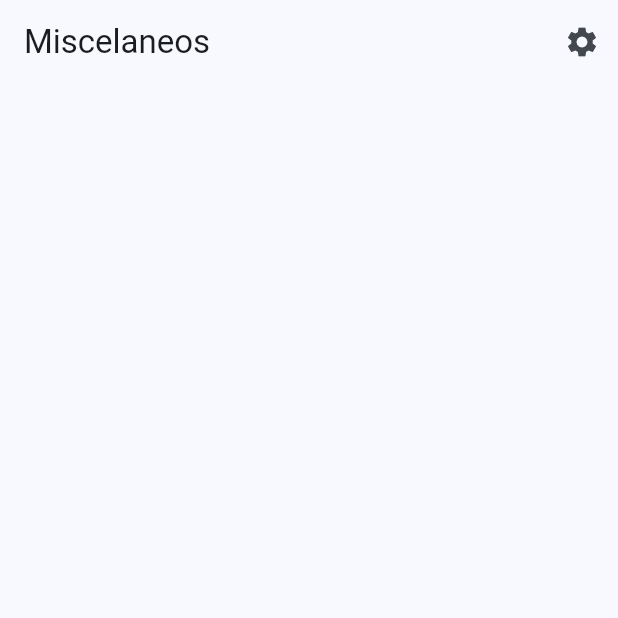
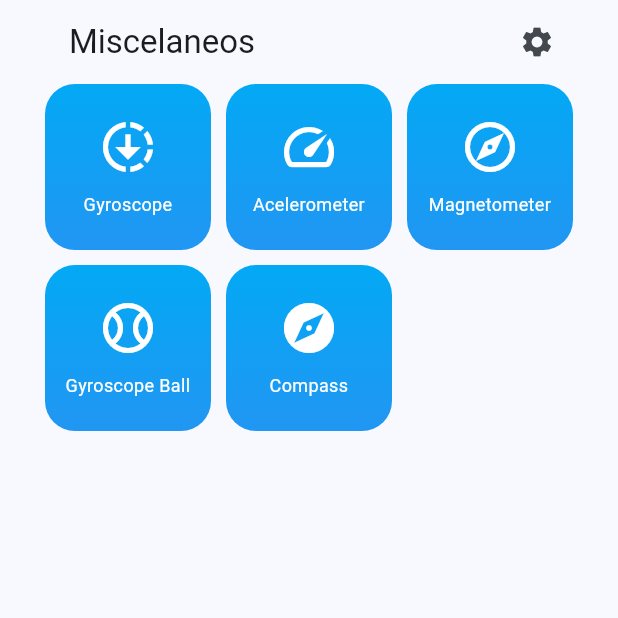
Before and after one commit to EnocDelgado/miscelaneos, a Flutter app: the screen it shows after launch, on a phone screen of 412 x 824 dp, the top half of it. Run offline on Flutter 3.47's test engine with Material 2 defaults, Android fonts, the phone set to English and light mode, and no system bars; our stand-ins replace flutter_riverpod, go_router, google_fonts, permission_handler, sensors_plus.

Commit message:
Gyroscope section almost finished

```diff
--- a/lib/config/router/app_router.dart
+++ b/lib/config/router/app_router.dart
@@ -15,5 +15,31 @@ final router = GoRouter(
       path: '/permissions',
       builder: (context, state) => const PermissionsScreen(),
     ),
+
+    //! Sensors
+    GoRoute(
+      path: '/gyroscope',
+      builder: (context, state) => const GyroscopeScreen(),
+    ),
+
+    GoRoute(
+      path: '/acelerometer',
+      builder: (context, state) => const AcelerometerScreen(),
+    ),
+
+    GoRoute(
+      path: '/magnetometer',
+      builder: (context, state) => const MagnetometerScreen(),
+    ),
+
+    GoRoute(
+      path: '/gyroscope-ball',
+      builder: (context, state) => const GyroscopeBallScreen(),
+    ),
+
+    GoRoute(
+      path: '/compass',
+      builder: (context, state) => const CompassScreen(),
+    ),
   ]
 );
--- a/lib/presentation/providers/providers.dart
+++ b/lib/presentation/providers/providers.dart
@@ -1,2 +1,7 @@
 export 'app_state_provider.dart';
+
 export 'permissions/permissions_provider.dart';
+
+export 'sensors/gyroscope_provider.dart';
+export 'sensors/acelerometer_providers.dart';
+export 'sensors/magnerometer_provider.dart';
--- a/lib/presentation/screens/home/home_screen.dart
+++ b/lib/presentation/screens/home/home_screen.dart
@@ -1,5 +1,6 @@
 import 'package:flutter/material.dart';
 import 'package:go_router/go_router.dart';
+import 'package:miscelaneos/presentation/widgets/widgets.dart';
 
 class HomeScreen extends StatelessWidget {
   const HomeScreen({super.key});
@@ -7,7 +8,13 @@ class HomeScreen extends StatelessWidget {
   @override
   Widget build(BuildContext context) {
     return Scaffold(
-      appBar: AppBar(
+
+      body: Padding(
+        padding: const EdgeInsets.symmetric( horizontal: 30 ),
+        child: CustomScrollView(
+          slivers: [
+
+            SliverAppBar(
               title: const Text('Miscelaneos'),
               actions: [
                 IconButton(
@@ -18,6 +25,11 @@ class HomeScreen extends StatelessWidget {
                 )
               ],
             ),
+
+            const MainMenu()
+          ],
+        ),
+      ),
     );
   }
 }
--- a/lib/presentation/screens/screens.dart
+++ b/lib/presentation/screens/screens.dart
@@ -1,2 +1,4 @@
 export 'home/home_screen.dart';
 export 'permissions/permissions_screen.dart';
+
+export 'sensors/sensors.dart';
--- /dev/null
+++ b/lib/presentation/screens/sensors/sensors.dart
@@ -0,0 +1,5 @@
+export 'acelerometer_screen.dart';
+export 'compass_screen.dart';
+export 'gyroscope_ball_screen.dart';
+export 'gyroscope_screen.dart';
+export 'magnetometer_screen.dart';
--- /dev/null
+++ b/lib/presentation/widgets/shared/main_menu.dart
@@ -0,0 +1,80 @@
+import 'package:flutter/material.dart';
+import 'package:go_router/go_router.dart';
+
+class MenuItem {
+  final String title;
+  final IconData icon;
+  final String route;
+
+  MenuItem( this.title, this.icon, this.route );
+}
+
+final menuItems = <MenuItem>[
+  MenuItem('Gyroscope', Icons.downloading, '/gyroscope'),
+  MenuItem('Acelerometer', Icons.speed, '/acelerometer'),
+  MenuItem('Magnetometer', Icons.explore_outlined, '/magnetometer'),
+
+  MenuItem('Gyroscope Ball', Icons.sports_baseball_outlined, '/gyroscope-ball'),
+  MenuItem('Compass', Icons.explore, '/compass'),
+];
+
+class MainMenu extends StatelessWidget {
+  const MainMenu({super.key});
+
+  @override
+  Widget build(BuildContext context) {
+    return SliverGrid.count(
+      crossAxisCount: 3,
+      crossAxisSpacing: 10,
+      mainAxisSpacing: 10,
+      children: menuItems.map( ( item ) => HomeMenuItem(
+        title: item.title,
+        icon: item.icon,
+        route: item.route
+        )
+      ).toList(),
+    );
+  }
+}
+
+class HomeMenuItem extends StatelessWidget {
+
+  final String title;
+  final IconData icon;
+  final String route;
+  final List<Color> bgColor;
+
+  const HomeMenuItem({
+    super.key,
+    required this.title,
+    required this.icon,
+    required this.route,
+    this.bgColor = const [ Colors.lightBlue, Colors.blue ]
+  });
+
+  @override
+  Widget build(BuildContext context) {
+    return GestureDetector(
+      onTap: () => context.push( route ),
+      child: Container(
+        padding: const EdgeInsets.all( 8 ),
+        decoration:  BoxDecoration(
+          borderRadius: BorderRadius.circular( 20 ),
+          gradient: LinearGradient(
+            colors: bgColor,
+            begin:  Alignment.topCenter,
+            end: Alignment.bottomCenter
+          )
+        ),
+        child:  Column(
+          mainAxisAlignment: MainAxisAlignment.center,
+          children: [
+            Icon( icon, color:  Colors.white, size: 40 ),
+            const SizedBox( height: 10 ),
+            Text( title, textAlign: TextAlign.center, style: const TextStyle( color: Colors.white, fontSize: 12 ),   )
+          ],
+        ),
+      ),
+    );
+  }
+}
--- /dev/null
+++ b/lib/presentation/widgets/widgets.dart
@@ -0,0 +1 @@
+export 'shared/main_menu.dart';
--- a/pubspec.yaml
+++ b/pubspec.yaml
@@ -13,6 +13,7 @@ dependencies:
   go_router: ^10.0.0
   google_fonts: ^5.1.0
   permission_handler: ^10.4.3
+  sensors_plus: ^3.0.3
 
 dev_dependencies:
   flutter_lints: ^2.0.0
```
Also changed, not shown: lib/main.dart (+9 -0 lines), lib/presentation/providers/sensors/acelerometer_providers.dart (added, +48 -0 lines), lib/presentation/providers/sensors/gyroscope_provider.dart (added, +36 -0 lines), lib/presentation/providers/sensors/magnerometer_provider.dart (added, +36 -0 lines), lib/presentation/screens/sensors/acelerometer_screen.dart (added, +29 -0 lines), lib/presentation/screens/sensors/compass_screen.dart (added, +18 -0 lines), lib/presentation/screens/sensors/gyroscope_ball_screen.dart (added, +87 -0 lines), lib/presentation/screens/sensors/gyroscope_screen.dart (added, +30 -0 lines), lib/presentation/screens/sensors/magnetometer_screen.dart (added, +30 -0 lines), pubspec.lock, 1 other file. Lines whose indentation alone changed are shown as unchanged.
